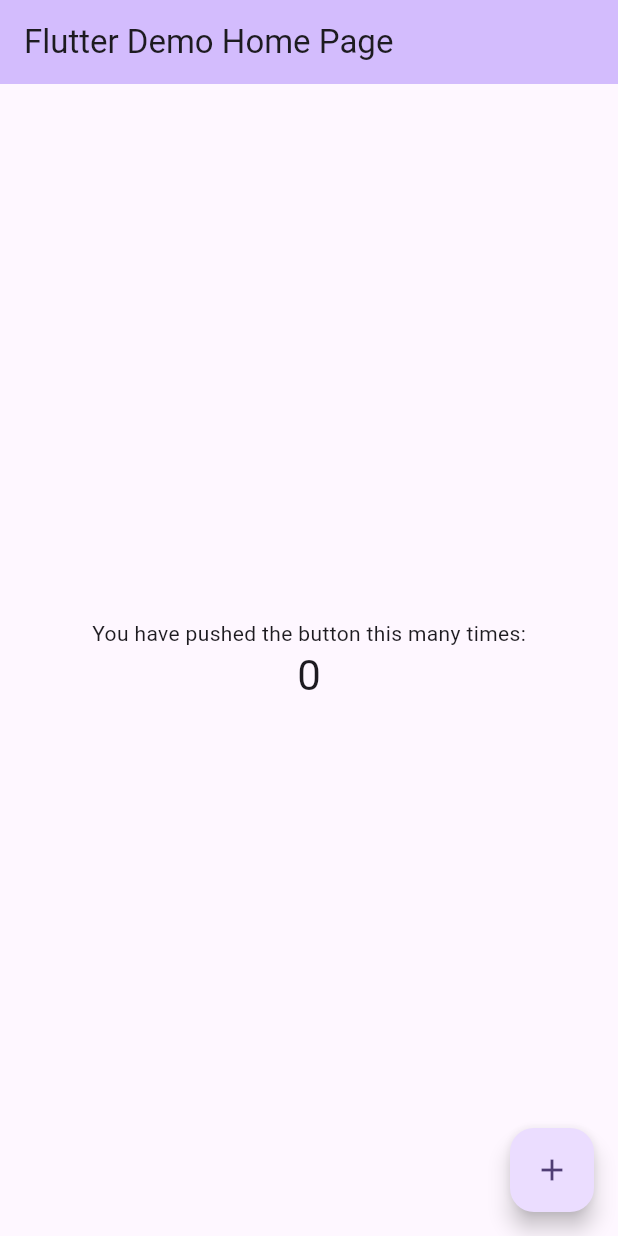
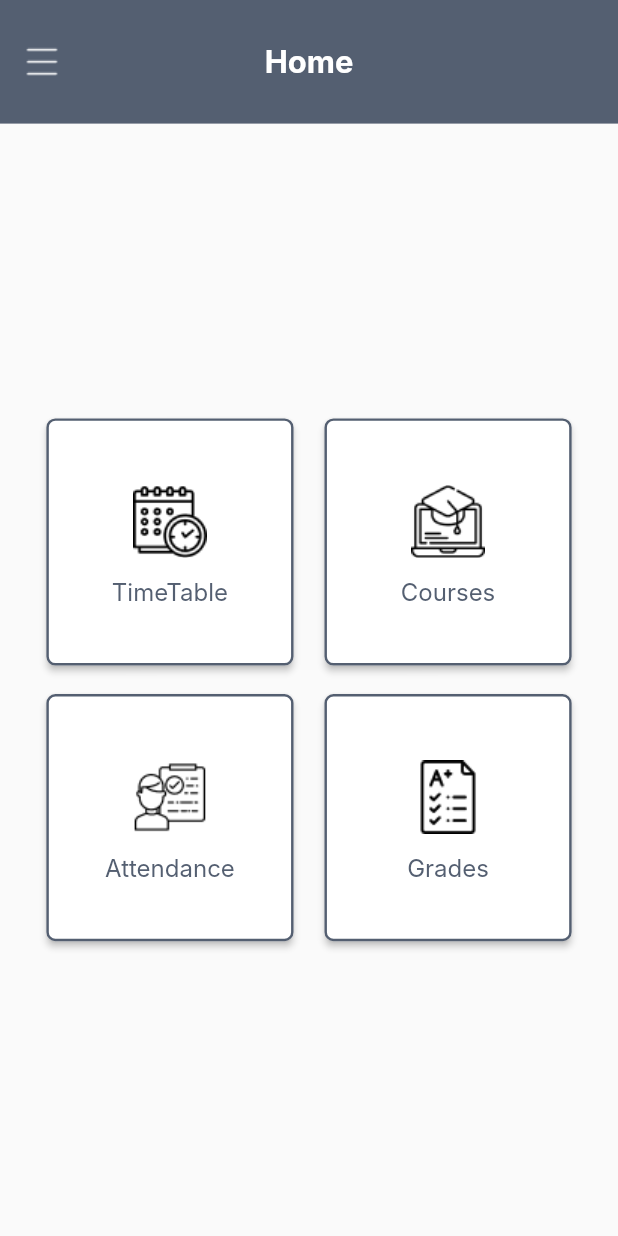
Before and after one commit to d3v1na/erp2-app, a Flutter app: the screen it shows after launch, on a phone screen of 412 x 824 dp. Run offline on Flutter 3.47's test engine with Material 2 defaults, Android fonts, the phone set to English and light mode, and no system bars; Roboto replaces fonts that are missing (Inter).

Commit message:
screens: dashboard & welcome

```diff
--- a/lib/main.dart
+++ b/lib/main.dart
@@ -1,4 +1,6 @@
 import 'package:flutter/material.dart';
+import 'package:erp2_app/screens/welcome.dart';
+import 'package:erp2_app/screens/dashboard.dart';
 
 void main() {
   runApp(const MyApp());
@@ -13,113 +15,9 @@ class MyApp extends StatelessWidget {
     return MaterialApp(
       title: 'Flutter Demo',
       theme: ThemeData(
-        // This is the theme of your application.
-        //
-        // TRY THIS: Try running your application with "flutter run". You'll see
-        // the application has a blue toolbar. Then, without quitting the app,
-        // try changing the seedColor in the colorScheme below to Colors.green
-        // and then invoke "hot reload" (save your changes or press the "hot
-        // reload" button in a Flutter-supported IDE, or press "r" if you used
-        // the command line to start the app).
-        //
-        // Notice that the counter didn't reset back to zero; the application
-        // state is not lost during the reload. To reset the state, use hot
-        // restart instead.
-        //
-        // This works for code too, not just values: Most code changes can be
-        // tested with just a hot reload.
-        colorScheme: ColorScheme.fromSeed(seedColor: Colors.deepPurple),
-        useMaterial3: true,
+        fontFamily: 'Inter',
       ),
-      home: const MyHomePage(title: 'Flutter Demo Home Page'),
+      home: const dashboard(),
     );
   }
 }
-
-class MyHomePage extends StatefulWidget {
-  const MyHomePage({super.key, required this.title});
-
-  // This widget is the home page of your application. It is stateful, meaning
-  // that it has a State object (defined below) that contains fields that affect
-  // how it looks.
-
-  // This class is the configuration for the state. It holds the values (in this
-  // case the title) provided by the parent (in this case the App widget) and
-  // used by the build method of the State. Fields in a Widget subclass are
-  // always marked "final".
-
-  final String title;
-
-  @override
-  State<MyHomePage> createState() => _MyHomePageState();
-}
-
-class _MyHomePageState extends State<MyHomePage> {
-  int _counter = 0;
-
-  void _incrementCounter() {
-    setState(() {
-      // This call to setState tells the Flutter framework that something has
-      // changed in this State, which causes it to rerun the build method below
-      // so that the display can reflect the updated values. If we changed
-      // _counter without calling setState(), then the build method would not be
-      // called again, and so nothing would appear to happen.
-      _counter++;
-    });
-  }
-
-  @override
-  Widget build(BuildContext context) {
-    // This method is rerun every time setState is called, for instance as done
-    // by the _incrementCounter method above.
-    //
-    // The Flutter framework has been optimized to make rerunning build methods
-    // fast, so that you can just rebuild anything that needs updating rather
-    // than having to individually change instances of widgets.
-    return Scaffold(
-      appBar: AppBar(
-        // TRY THIS: Try changing the color here to a specific color (to
-        // Colors.amber, perhaps?) and trigger a hot reload to see the AppBar
-        // change color while the other colors stay the same.
-        backgroundColor: Theme.of(context).colorScheme.inversePrimary,
-        // Here we take the value from the MyHomePage object that was created by
-        // the App.build method, and use it to set our appbar title.
-        title: Text(widget.title),
-      ),
-      body: Center(
-        // Center is a layout widget. It takes a single child and positions it
-        // in the middle of the parent.
-        child: Column(
-          // Column is also a layout widget. It takes a list of children and
-          // arranges them vertically. By default, it sizes itself to fit its
-          // children horizontally, and tries to be as tall as its parent.
-          //
-          // Column has various properties to control how it sizes itself and
-          // how it positions its children. Here we use mainAxisAlignment to
-          // center the children vertically; the main axis here is the vertical
-          // axis because Columns are vertical (the cross axis would be
-          // horizontal).
-          //
-          // TRY THIS: Invoke "debug painting" (choose the "Toggle Debug Paint"
-          // action in the IDE, or press "p" in the console), to see the
-          // wireframe for each widget.
-          mainAxisAlignment: MainAxisAlignment.center,
-          children: <Widget>[
-            const Text(
-              'You have pushed the button this many times:',
-            ),
-            Text(
-              '$_counter',
-              style: Theme.of(context).textTheme.headlineMedium,
-            ),
-          ],
-        ),
-      ),
-      floatingActionButton: FloatingActionButton(
-        onPressed: _incrementCounter,
-        tooltip: 'Increment',
-        child: const Icon(Icons.add),
-      ), // This trailing comma makes auto-formatting nicer for build methods.
-    );
-  }
-}
--- /dev/null
+++ b/lib/screens/dashboard.dart
@@ -0,0 +1,105 @@
+import 'package:flutter/material.dart';
+
+class dashboard extends StatefulWidget {
+  const dashboard({super.key});
+
+  @override
+  State<dashboard> createState() => _dashboardState();
+}
+
+class _dashboardState extends State<dashboard> {
+  @override
+  Widget build(BuildContext context) {
+    double height = MediaQuery.of(context).size.height;
+    double width = MediaQuery.of(context).size.width;
+    ElevatedButton buildElevatedButton(String text, String imagePath) {
+      return ElevatedButton(
+        onPressed: () {
+          // Add your button's functionality here
+        },
+        style: ElevatedButton.styleFrom(
+          backgroundColor: Colors.white, // Background color
+          foregroundColor: const Color(0xff545F71), // Text color
+          padding: const EdgeInsets.all(0),
+          shape: RoundedRectangleBorder(
+            borderRadius: BorderRadius.circular(6),
+            side: BorderSide(
+              color: const Color(0xff545F71),
+              width: width * 0.004,
+            ),
+          ),
+        ),
+        child: Container(
+          width: width * 0.4,
+          height: height * 0.2,
+          alignment: Alignment.center,
+          child: Column(
+            mainAxisAlignment: MainAxisAlignment.center,
+            children: [
+              Image.asset(imagePath, height: height * 0.07),
+              SizedBox(height: height * 0.01),
+              Text(
+                text,
+                style: const TextStyle(
+                  fontSize: 16,
+                  fontWeight: FontWeight.w400,
+                  color: Color(0xff545F71),
+                ),
+              ),
+            ],
+          ),
+        ),
+      );
+    }
+
+    return Scaffold(
+      appBar: AppBar(
+        backgroundColor: const Color(0xff545F71),
+        toolbarHeight: height * 0.1,
+        elevation: 0,
+        centerTitle: true,
+        title: Text(
+          "Home",
+          style: TextStyle(
+            color: Colors.white,
+            fontSize: width * 0.05,
+            fontWeight: FontWeight.w700,
+          ),
+        ),
+        leading: IconButton(
+          icon: Image.asset(
+            'assets/notes.png',
+            height: height * 0.5,
+          ),
+          onPressed: () {
+            // Handle icon button click here
+          },
+        ),
+      ),
+      body: Center(
+        child: Column(
+          mainAxisAlignment: MainAxisAlignment.center,
+          children: [
+            Row(
+              mainAxisAlignment: MainAxisAlignment.center,
+              children: [
+                buildElevatedButton("TimeTable", 'assets/timetable.png'),
+                SizedBox(width: width * 0.05),
+                buildElevatedButton("Courses", 'assets/courses.png'),
+              ],
+            ),
+            SizedBox(height: height * 0.023),
+            Row(
+              mainAxisAlignment: MainAxisAlignment.center,
+              children: [
+                buildElevatedButton("Attendance", 'assets/attendance.png'),
+                SizedBox(width: width * 0.05),
+                buildElevatedButton("Grades", 'assets/grades.png'),
+              ],
+            ),
+          ],
+        ),
+      ),
+    );
+  }
+}
```
Also changed, not shown: lib/screens/welcome.dart (added, +168 -0 lines), pubspec.yaml (+10 -3 lines), assets/attendance.png (added), assets/backArrow.png (added), assets/courses.png (added), assets/grades.png (added), assets/notes.png (added), assets/timetable.png (added), pubspec.lock, 2 other files.
